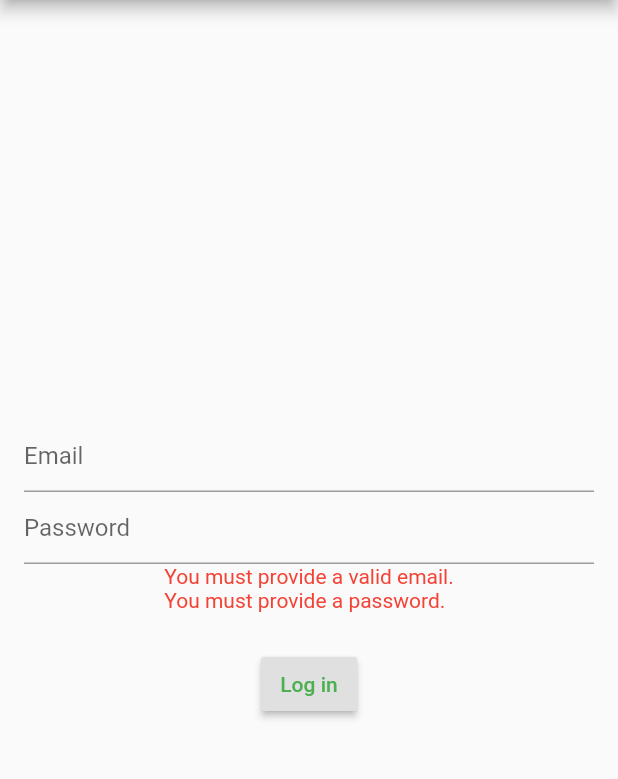
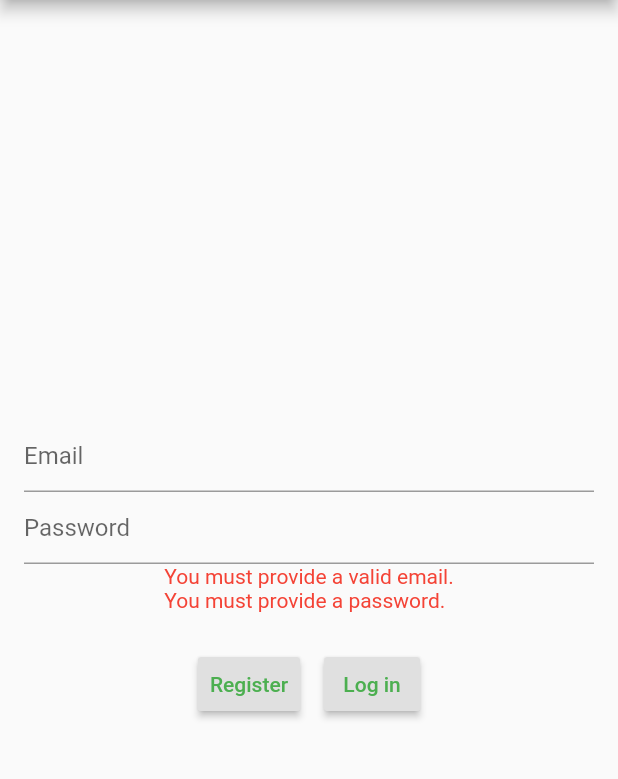
Before and after one commit to abvg9/pictron, a Flutter app: the screen it shows after launch, after a tap on "Log in", on a phone screen of 412 x 824 dp, the part 84-863 px from its top. Run offline on Flutter 3.47's test engine with Material 2 defaults, Android fonts, the phone set to English and light mode, and no system bars.

Commit message:
Moved base text fields.
Moved base text fields in order to add different custom widgets.

```diff
--- a/lib/view/login.dart
+++ b/lib/view/login.dart
@@ -1,7 +1,7 @@
 import 'package:flutter/material.dart';
 import 'package:pictron/logic/validation/string_validator.dart';
-import 'package:pictron/view/widget/pictron_password_text_field.dart';
-import 'package:pictron/view/widget/pictron_text_field.dart';
+import 'package:pictron/view/widget/text/pictron_password_text_field.dart';
+import 'package:pictron/view/widget/text/pictron_text_field.dart';
 
 class LoginPage extends StatefulWidget {
   final String title;
@@ -51,17 +51,30 @@ class _LoginPageState extends State<LoginPage> {
               _errorMessage,
               style: TextStyle(color: Colors.red),
             ),
+            Row(
+              mainAxisAlignment: MainAxisAlignment.center,
+              children: <Widget>[
               ButtonBar(
-              alignment: MainAxisAlignment.center,
                 children: <Widget>[
                   RaisedButton(
                       onPressed: () {
                         _checkFields();
                       },
                       child:
-                        Text("Log in", style: TextStyle(color: Colors.green)))
+                          Text('Register', style: TextStyle(color: Colors.green)))
                 ],
-            )
+              ),
+              ButtonBar(
+                children: <Widget>[
+                  RaisedButton(
+                      onPressed: () {
+                        _checkFields();
+                      },
+                      child:
+                          Text('Log in', style: TextStyle(color: Colors.green)))
+                ],
+              ),
+            ],)
           ],
         ),
       constraints: BoxConstraints(maxHeight: 400, maxWidth: 400),
--- a/lib/view/widget/pictron_password_text_field.dart
+++ b/lib/view/widget/text/pictron_password_text_field.dart
@@ -1,5 +1,5 @@
 import 'package:flutter/material.dart';
-import 'package:pictron/view/widget/pictron_base_text_field.dart';
+import 'package:pictron/view/widget/text/pictron_base_text_field.dart';
 
 class PictronPasswordTextField extends PictronBaseTextField {
   PictronPasswordTextField({
--- a/lib/view/widget/pictron_text_field.dart
+++ b/lib/view/widget/text/pictron_text_field.dart
@@ -1,5 +1,5 @@
 import 'package:flutter/material.dart';
-import 'package:pictron/view/widget/pictron_base_text_field.dart';
+import 'package:pictron/view/widget/text/pictron_base_text_field.dart';
 
 class PictronTextField extends PictronBaseTextField {
 
```
Also changed, not shown: lib/view/widget/text/pictron_base_text_field.dart (renamed from lib/view/widget/pictron_base_text_field.dart). Lines whose indentation alone changed are shown as unchanged.
